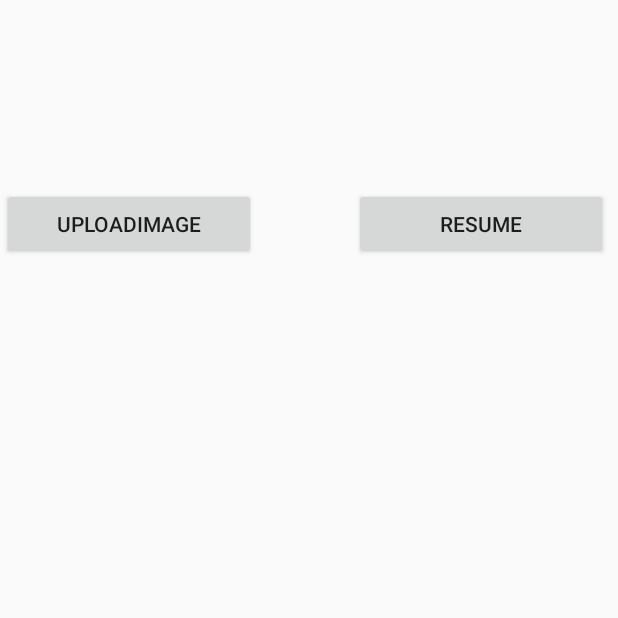
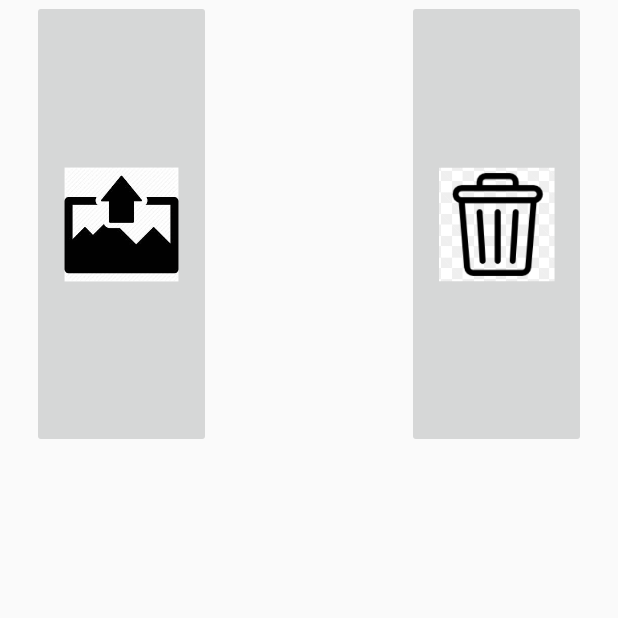
Before and after one commit to leo123qw/HCICoursework, an Android app: the draw screen opened directly, with no data from a screen before it, on a phone screen of 412 x 824 dp, the top half of it. Run offline under Robolectric (Android 15) with nearby library versions, the phone set to English and light mode, and no system bars.

Commit message:
change the word

```diff
--- a/MobileApp/HCIC/app/src/main/java/com/example/macbookpro/hcic/draw.java
+++ b/MobileApp/HCIC/app/src/main/java/com/example/macbookpro/hcic/draw.java
@@ -13,7 +13,7 @@ import android.os.Bundle;
 import android.view.Display;
 import android.view.MotionEvent;
 import android.view.View;
-import android.widget.Button;
+import android.widget.ImageButton;
 import android.widget.ImageView;
 
 import java.io.FileNotFoundException;
@@ -25,8 +25,8 @@ public class draw extends MainActivity {
     private Canvas canvas;
     private Bitmap baseBitmap;
     private Bitmap alterBitmap;
-    private Button buttonLoadImage;
-    private Button btn_resume;
+    private ImageButton buttonLoadImage;
+    private ImageButton btn_resume;
     private static int RESULT_LOAD_IMAGE = 1;
 
     @Override
@@ -38,10 +38,10 @@ public class draw extends MainActivity {
         paint.setColor(Color.RED);
 
         iv_canvas =  findViewById(R.id.imageView);
-        btn_resume =  findViewById(R.id.resume);
+        btn_resume =  findViewById(R.id.resume_icon);
         btn_resume.setOnClickListener(click);
         iv_canvas.setOnTouchListener(new MyTouchListener());
-        buttonLoadImage = (Button) findViewById(R.id.uploadimage);
+        buttonLoadImage = (ImageButton) findViewById(R.id.uploadimage);
         buttonLoadImage.setOnClickListener(new View.OnClickListener(){
 
             @Override
@@ -99,7 +99,7 @@ public class draw extends MainActivity {
         @Override
         public void onClick(View v) {
             switch (v.getId()){
-                case R.id.resume:
+                case R.id.resume_icon:
                     resumeCanvas();
                     break;
                 default:
--- a/MobileApp/HCIC/app/src/main/res/layout/activity_calender.xml
+++ b/MobileApp/HCIC/app/src/main/res/layout/activity_calender.xml
@@ -4,7 +4,8 @@
     xmlns:tools="http://schemas.android.com/tools"
     android:layout_width="match_parent"
     android:layout_height="match_parent"
-    tools:context=".calender">
+    tools:context=".calender"
+    android:background="#D7F9FF">
 
     <ImageView
         android:id="@+id/calendar"
--- a/MobileApp/HCIC/app/src/main/res/layout/activity_draw.xml
+++ b/MobileApp/HCIC/app/src/main/res/layout/activity_draw.xml
@@ -5,45 +5,50 @@
     android:layout_width="match_parent"
     android:layout_height="match_parent"
     android:visibility="visible"
-    tools:context=".draw">
-
-    <Button
-        android:id="@+id/uploadimage"
-        android:layout_width="169dp"
-        android:layout_height="wrap_content"
-        android:layout_marginEnd="35dp"
-        android:layout_marginRight="35dp"
-        android:layout_marginBottom="3dp"
-        android:text="uploadImage"
-        app:layout_constraintBottom_toTopOf="@+id/imageView"
-        app:layout_constraintEnd_toStartOf="@+id/resume"
-        app:layout_constraintStart_toStartOf="parent"
-        app:layout_constraintTop_toTopOf="parent"
-        app:layout_constraintVertical_chainStyle="spread_inside" />
+    tools:context=".draw"
+    >
 
     <ImageView
         android:id="@+id/imageView"
         android:layout_width="397dp"
-        android:layout_height="522dp"
+        android:layout_height="524dp"
         android:layout_marginStart="4dp"
-        android:layout_marginLeft="4dp"
         app:layout_constraintBottom_toBottomOf="parent"
         app:layout_constraintEnd_toEndOf="parent"
         app:layout_constraintHorizontal_bias="1.0"
         app:layout_constraintStart_toStartOf="parent" />
 
-    <Button
-        android:id="@+id/resume"
-        android:layout_width="169dp"
-        android:layout_height="wrap_content"
-        android:layout_marginStart="28dp"
-        android:layout_marginLeft="28dp"
-        android:layout_marginEnd="5dp"
-        android:layout_marginRight="5dp"
-        android:layout_marginBottom="3dp"
-        android:text="resume"
+    <ImageButton
+        android:id="@+id/resume_icon"
+        android:layout_width="119dp"
+        android:layout_height="0dp"
+        android:layout_marginStart="320dp"
+        android:layout_marginEnd="32dp"
+        android:layout_marginBottom="1dp"
+        android:src="@drawable/resume_icon"
+        android:scaleType="centerInside"
         app:layout_constraintBottom_toTopOf="@+id/imageView"
         app:layout_constraintEnd_toEndOf="parent"
-        app:layout_constraintStart_toEndOf="@+id/uploadimage"
-        app:layout_constraintTop_toTopOf="parent" />
+        app:layout_constraintHorizontal_bias="0.816"
+        app:layout_constraintStart_toStartOf="parent"
+        app:layout_constraintTop_toTopOf="parent"
+        app:layout_constraintVertical_bias="0.0" />
+
+    <ImageButton
+        android:id="@+id/uploadimage"
+        android:layout_width="119dp"
+        android:layout_height="0dp"
+        android:layout_marginStart="32dp"
+        android:layout_marginEnd="320dp"
+        android:layout_marginBottom="1dp"
+        android:scaleType="centerInside"
+        android:src ="@drawable/uploadimage"
+        app:layout_constraintBottom_toTopOf="@+id/imageView"
+        app:layout_constraintEnd_toEndOf="@+id/resume_icon"
+        app:layout_constraintHorizontal_bias="0.135"
+        app:layout_constraintStart_toStartOf="parent"
+        app:layout_constraintTop_toTopOf="parent"
+        app:layout_constraintVertical_bias="1.0"
+        app:srcCompat="@drawable/uploadimage" />
+
 </android.support.constraint.ConstraintLayout>
--- a/MobileApp/HCIC/app/src/main/res/layout/activity_main.xml
+++ b/MobileApp/HCIC/app/src/main/res/layout/activity_main.xml
@@ -68,10 +68,7 @@
         android:layout_marginTop="221dp"
         android:layout_marginEnd="8dp"
         android:layout_marginBottom="242dp"
-
         android:scaleType="centerInside"
-
-
         android:src="@drawable/cat_icon"
         android:text="stroke"
         app:layout_constraintBottom_toBottomOf="parent"
@@ -111,10 +108,10 @@
         android:text="@string/title_activity_calender"
         app:layout_constraintBottom_toBottomOf="parent"
         app:layout_constraintEnd_toStartOf="@+id/graph"
-        app:layout_constraintHorizontal_bias="0.028"
+        app:layout_constraintHorizontal_bias="1.0"
         app:layout_constraintStart_toStartOf="parent"
         app:layout_constraintTop_toBottomOf="@+id/button"
-        app:layout_constraintVertical_bias="0.025" />
+        app:layout_constraintVertical_bias="0.018" />
 
     <ImageButton
         android:id="@+id/graph"
@@ -133,7 +130,7 @@
         app:layout_constraintHorizontal_bias="1.0"
         app:layout_constraintStart_toStartOf="parent"
         app:layout_constraintTop_toBottomOf="@+id/button3"
-        app:layout_constraintVertical_bias="0.089" />
+        app:layout_constraintVertical_bias="0.102" />
 
     <ImageView
         android:id="@+id/mainlogo"
```
Also changed, not shown: MobileApp/HCIC/app/src/main/ic_launcher-web.png (deleted), MobileApp/HCIC/app/src/main/res/drawable/resume_icon.png (added), MobileApp/HCIC/app/src/main/res/drawable/uploadimage.png (added), MobileApp/HCIC/app/src/main/res/mipmap-hdpi/resume_icon.png (added), MobileApp/HCIC/app/src/main/res/mipmap-hdpi/uploadimage.png (added), MobileApp/HCIC/app/src/main/res/mipmap-mdpi/resume_icon.png (added), MobileApp/HCIC/app/src/main/res/mipmap-mdpi/uploadimage.png (added), MobileApp/HCIC/app/src/main/res/mipmap-xhdpi/resume_icon.png (added), MobileApp/HCIC/app/src/main/res/mipmap-xhdpi/uploadimage.png (added), MobileApp/HCIC/app/src/main/res/mipmap-xxhdpi/resume_icon.png (added), MobileApp/HCIC/app/src/main/res/mipmap-xxhdpi/uploadimage.png (added), MobileApp/HCIC/app/src/main/res/mipmap-xxxhdpi/resume_icon.png (added), MobileApp/HCIC/app/src/main/res/mipmap-xxxhdpi/uploadimage.png (added).
